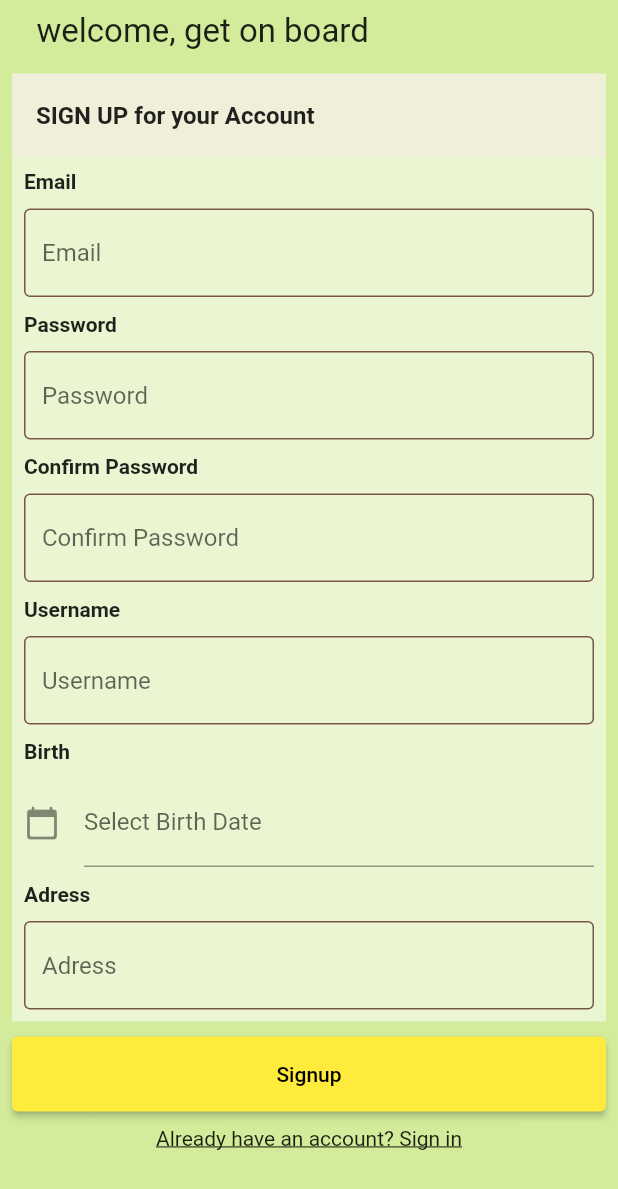
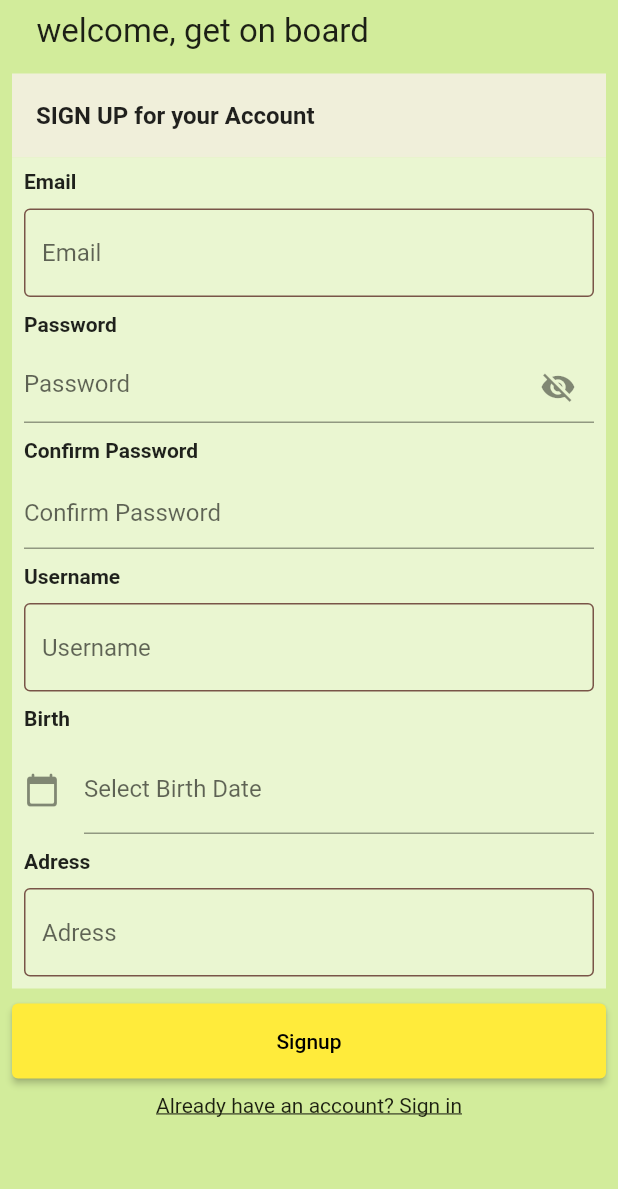
Before and after one commit to WassimHmouda21/The_food_app_frontend, a Flutter app: the screen it shows after launch, on a phone screen of 412 x 824 dp. Shown: the top 1189 px of the screen. Run offline on Flutter 3.47's test engine with Material 2 defaults, Android fonts, the phone set to English and light mode, and no system bars; our stand-ins replace shared_preferences; missing offline and left inert: dart:html.

Commit message:
third commit

```diff
--- /dev/null
+++ b/Assets/server_config.json
@@ -0,0 +1,4 @@
+{
+    "server": "http://localhost:3000",
+    "serverKey": "your_server_key_here"
+  }
--- a/lib/features/auth/screens/auth_screen.dart
+++ b/lib/features/auth/screens/auth_screen.dart
@@ -50,7 +50,8 @@ class _AuthScreenState extends State<AuthScreen> {
         username: _usernameController.text,
         birth: _birthController.text,
         adress: _adressController.text,
-        token: '');
+        token: '',
+       );
   }
 
   void signInUser() {
--- a/lib/features/auth/screens/signup_screen.dart
+++ b/lib/features/auth/screens/signup_screen.dart
@@ -35,7 +35,7 @@ class _AuthScreenState extends State<SignupAuthScreen> {
   final TextEditingController _birthController = TextEditingController();
   final TextEditingController _adressController = TextEditingController();
   final TextEditingController _confirmPasswordController = TextEditingController();
-
+  final TextEditingController _otpController = TextEditingController();
 
   @override
   void dispose() {
@@ -55,13 +55,14 @@ class _AuthScreenState extends State<SignupAuthScreen> {
         username: _usernameController.text,
         birth: _birthController.text,
         adress: _adressController.text,
-        token: '');
+        token: '',
+        );
   }
 bool isPasswordConfirmed(String password, String confirmPassword) {
   return password == confirmPassword;
 }
 
-
+ bool _isPasswordVisible = false;
 
   @override
   Widget build(BuildContext context) {
@@ -112,16 +113,30 @@ bool isPasswordConfirmed(String password, String confirmPassword) {
                           ),
                           const SizedBox(height: 10),
                         Row(
-      children: [  const Text(
+  children: [
+    const Text(
       'Password ',
       style: TextStyle(
         fontWeight: FontWeight.bold,
       ),
-                  ),],),
+    ),
+  ],
+),
 const SizedBox(height: 10),
-                          CustomTextField(
+TextField(
   controller: _passwordController,
-                            hinText: 'Password',
+  obscureText: !_isPasswordVisible, // Obfuscate text when _isPasswordVisible is false
+  decoration: InputDecoration(
+    hintText: 'Password',
+    suffixIcon: IconButton(
+      icon: Icon(_isPasswordVisible ? Icons.visibility : Icons.visibility_off),
+      onPressed: () {
+        setState(() {
+          _isPasswordVisible = !_isPasswordVisible; // Toggle password visibility
+        });
+      },
+    ),
+  ),
 ),
 const SizedBox(height: 10),
 const Text(
@@ -131,11 +146,14 @@ bool isPasswordConfirmed(String password, String confirmPassword) {
   ),
 ),
 const SizedBox(height: 10),
-    CustomTextField(
+TextField(
   controller: _confirmPasswordController,
-      hinText: 'Confirm Password',
-      // Other properties for the confirm password field
+  obscureText: !_isPasswordVisible, // Obfuscate text when _isPasswordVisible is false
+  decoration: InputDecoration(
+    hintText: 'Confirm Password',
   ),
+),
+
                           const SizedBox(height: 10),
                          Row(
       children: [  const Text(
@@ -198,7 +216,8 @@ bool isPasswordConfirmed(String password, String confirmPassword) {
                    ],
                       ),
                     ),
-                  ),   const SizedBox(height: 10), // Add some vertical space here.
+                  ),   const SizedBox(height: 10),
+                   // Add some vertical space here.
           Container(
             // Separate container for the CustomButton widget.
             child: CustomButton(
--- a/lib/providers/user_provider.dart
+++ b/lib/providers/user_provider.dart
@@ -4,9 +4,6 @@ import 'package:foodapplication/models/user.dart';
 import '../models/product.dart';
 
 class UserProvider extends ChangeNotifier {
-
-
-
   User _user = User(
     id: '',
     email: '',
@@ -15,6 +12,7 @@ class UserProvider extends ChangeNotifier {
     birth: '',
     adress: '',
     token: '',
+    // Change the type to bool and set it to false by default
   );
 
   User get user => _user;
--- a/pubspec.yaml
+++ b/pubspec.yaml
@@ -39,7 +39,7 @@ dependencies:
   badges: ^2.0.2
   get: ^4.6.1
   intl: ^0.17.0
-
+  email_auth: ^1.0.0
   # The following adds the Cupertino Icons font to your application.
   # Use with the CupertinoIcons class for iOS style icons.
   cupertino_icons: ^1.0.2
```
Also changed, not shown: lib/features/auth/screens/productbycateg_screen.dart (+59 -5 lines), lib/features/auth/services/auth_service.dart (+38 -1 lines), pubspec.lock. Lines whose indentation alone changed are shown as unchanged.
